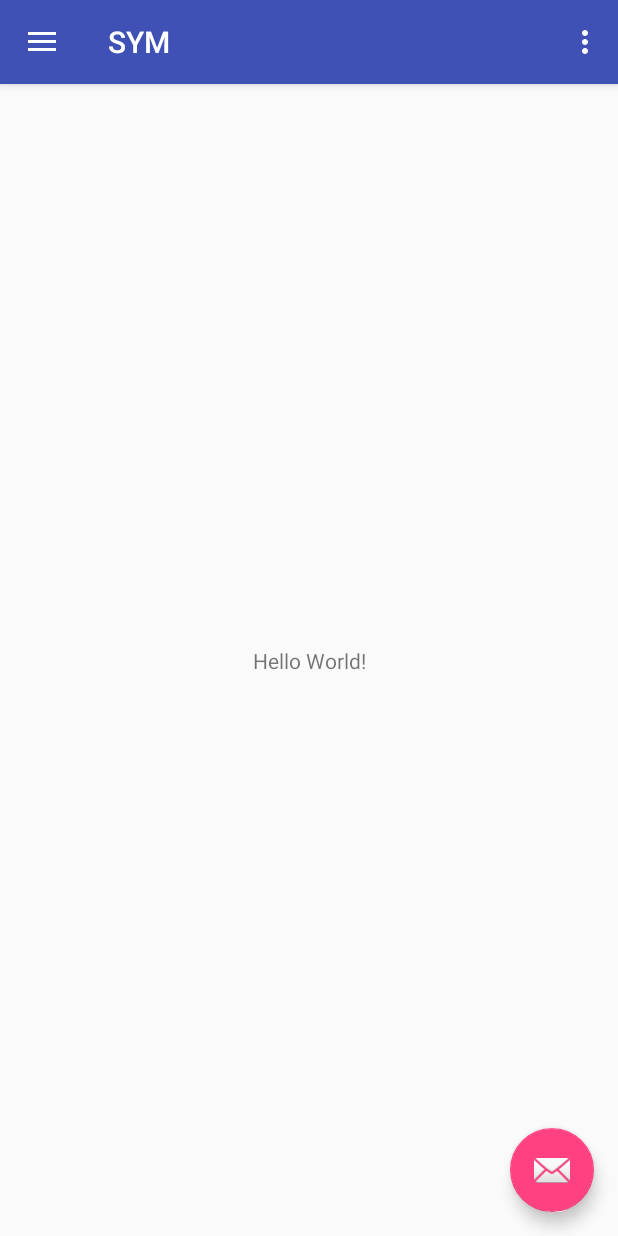
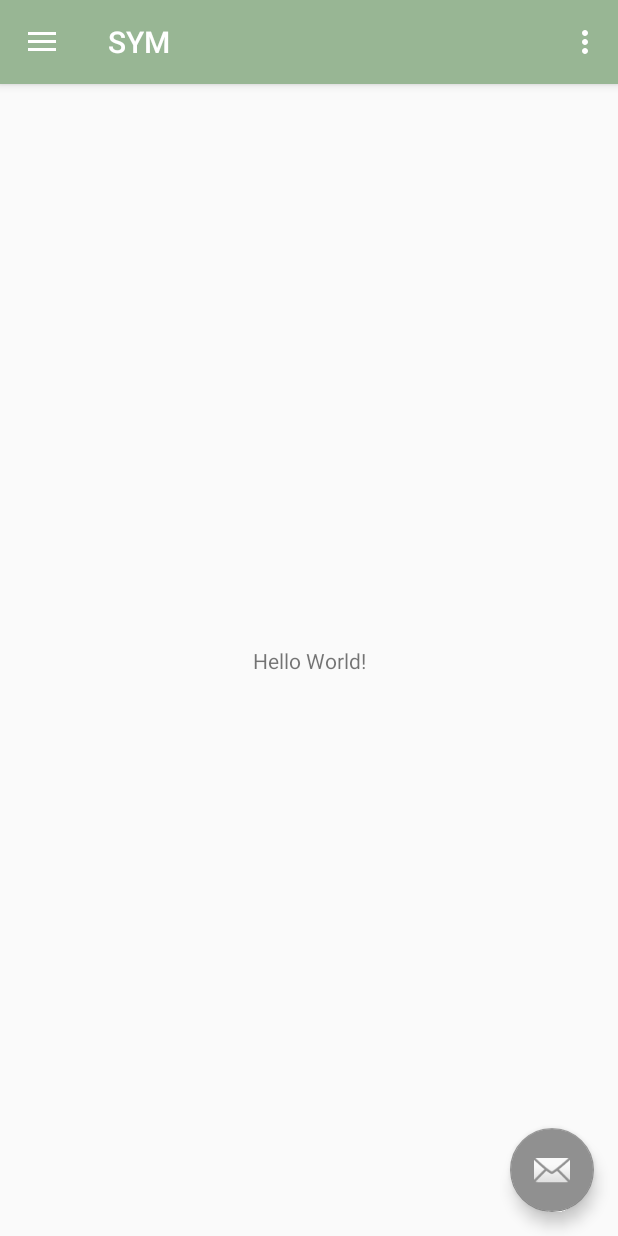
Before and after one commit to gustavochermout/SYM, an Android app: the screen it shows after launch (MainActivity), on a phone screen of 412 x 824 dp. Run offline under Robolectric (Android 15) with nearby library versions, the phone set to English and light mode, and no system bars.

Commit message:
Primeiras Classes

```diff
--- a/app/src/main/res/values/colors.xml
+++ b/app/src/main/res/values/colors.xml
@@ -1,6 +1,6 @@
 <?xml version="1.0" encoding="utf-8"?>
 <resources>
-    <color name="colorPrimary">#3F51B5</color>
-    <color name="colorPrimaryDark">#303F9F</color>
-    <color name="colorAccent">#FF4081</color>
+    <color name="colorPrimary">#98b694</color>
+    <color name="colorPrimaryDark">#98c689</color>
+    <color name="colorAccent">#909090</color>
 </resources>
```
Also changed, not shown: app/src/main/ic_launcher-web.png (added), app/src/main/res/mipmap-hdpi/ic_launcher.png, app/src/main/res/mipmap-mdpi/ic_launcher.png, app/src/main/res/mipmap-xhdpi/ic_launcher.png, app/src/main/res/mipmap-xxhdpi/ic_launcher.png, app/src/main/res/mipmap-xxxhdpi/ic_launcher.png.
